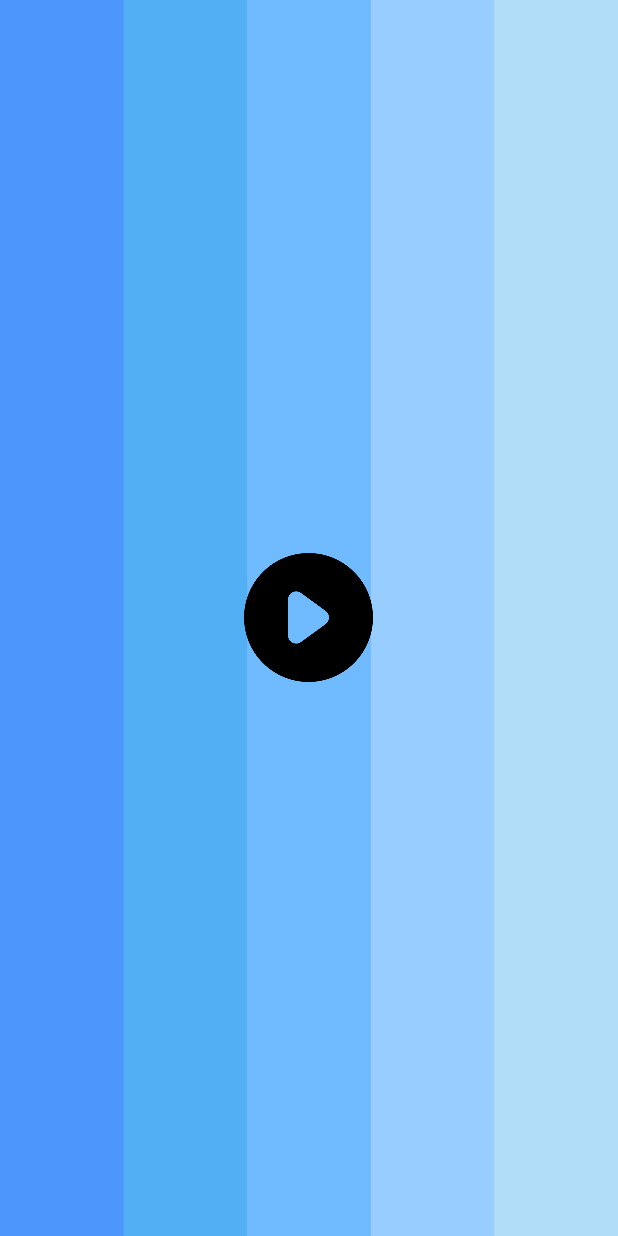
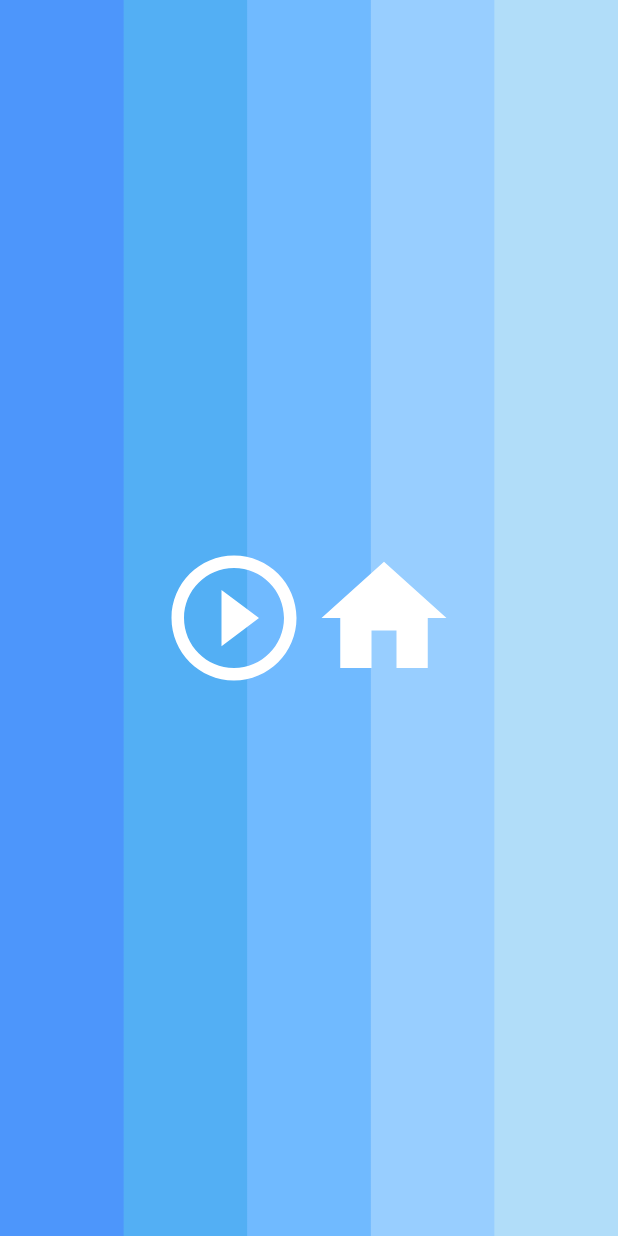
Before and after one commit to sdumencic/forwardToThePast, an Android app: the PongActivity screen opened directly, with no data from a screen before it, on a phone screen of 412 x 824 dp. Run offline under Robolectric (Android 15) with nearby library versions, the phone set to English and light mode, and no system bars.

Commit message:
changed design in play screen

```diff
--- a/app/src/main/java/com/example/myapplication/PongActivity.java
+++ b/app/src/main/java/com/example/myapplication/PongActivity.java
@@ -24,5 +24,12 @@ public class PongActivity extends AppCompatActivity {
                 startActivity(new Intent(PongActivity.this, GameActivity.class));
             }
         });
+
+        findViewById(R.id.exit).setOnClickListener(new View.OnClickListener() {
+            @Override
+            public void onClick(View view) {
+                finish();
+            }
+        });
     }
 }
--- a/app/src/main/java/pong/GameActivity.java
+++ b/app/src/main/java/pong/GameActivity.java
@@ -3,13 +3,11 @@ package pong;
 import android.graphics.Point;
 import android.os.Bundle;
 import android.view.WindowManager;
-import android.widget.ImageView;
 
 import androidx.appcompat.app.AppCompatActivity;
 
 public class GameActivity extends AppCompatActivity {
     private GameView gameView;
-    public static ImageView close;
 
     /**
      * Gets display size to properly scale Bitmaps
--- /dev/null
+++ b/app/src/main/res/drawable/ic_baseline_home_24.xml
@@ -0,0 +1,5 @@
+<vector android:height="24dp" android:tint="#FFFFFF"
+    android:viewportHeight="24" android:viewportWidth="24"
+    android:width="24dp" xmlns:android="http://schemas.android.com/apk/res/android">
+    <path android:fillColor="@android:color/white" android:pathData="M10,20v-6h4v6h5v-8h3L12,3 2,12h3v8z"/>
+</vector>
--- /dev/null
+++ b/app/src/main/res/drawable/ic_baseline_play_circle_outline_24.xml
@@ -0,0 +1,5 @@
+<vector android:height="24dp" android:tint="#FFFFFF"
+    android:viewportHeight="24" android:viewportWidth="24"
+    android:width="24dp" xmlns:android="http://schemas.android.com/apk/res/android">
+    <path android:fillColor="@android:color/white" android:pathData="M10,16.5l6,-4.5 -6,-4.5v9zM12,2C6.48,2 2,6.48 2,12s4.48,10 10,10 10,-4.48 10,-10S17.52,2 12,2zM12,20c-4.41,0 -8,-3.59 -8,-8s3.59,-8 8,-8 8,3.59 8,8 -3.59,8 -8,8z"/>
+</vector>
--- a/app/src/main/res/layout/activity_pong.xml
+++ b/app/src/main/res/layout/activity_pong.xml
@@ -7,16 +7,23 @@
     android:background="@drawable/blue_background"
     tools:context=".MainActivity">
 
+    <LinearLayout
+        android:layout_width="200dp"
+        android:layout_height="100dp"
+        android:layout_centerInParent="true"
+        android:orientation="horizontal">
+
+        <ImageButton
+            android:id="@+id/play"
+            android:layout_width="100dp"
+            android:layout_height="100dp"
+            android:background="@drawable/ic_baseline_play_circle_outline_24" />
 
 
-
-
-
-    <ImageView
-        android:layout_width="86dp"
-        android:layout_height="86dp"
-        android:src="@drawable/play"
-        android:id="@+id/play"
-        android:layout_centerInParent="true"
-        />
+        <ImageButton
+            android:id="@+id/exit"
+            android:layout_width="100dp"
+            android:layout_height="100dp"
+            android:background="@drawable/ic_baseline_home_24" />
+    </LinearLayout>
 </RelativeLayout>
```
Also changed, not shown: app/src/main/res/drawable/ic_baseline_play_arrow_24.xml (renamed from app/src/main/res/drawable-v24/ic_baseline_play_arrow_24.xml).
